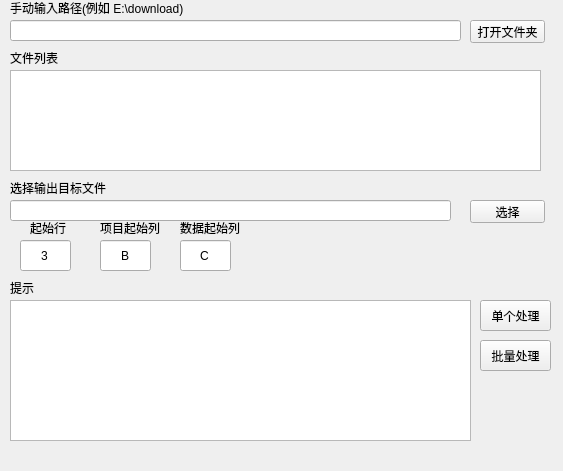
lujie0116/sageras, file sageras/mainwindow.ui: the form before one commit.
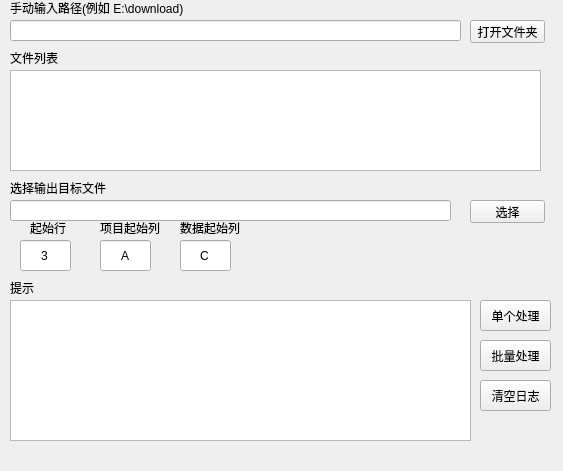
The form after the commit.

Commit message: 添加日志清空，输入大小写转换

```diff
--- a/sageras/mainwindow.ui
+++ b/sageras/mainwindow.ui
@@ -78,7 +78,7 @@
      <rect>
       <x>10</x>
       <y>180</y>
-      <width>301</width>
+      <width>461</width>
       <height>16</height>
      </rect>
     </property>
@@ -200,7 +200,7 @@
      </rect>
     </property>
     <property name="text">
-     <string>B</string>
+     <string>A</string>
     </property>
     <property name="alignment">
      <set>Qt::AlignCenter</set>
@@ -248,6 +248,19 @@
      <set>Qt::AlignCenter</set>
     </property>
    </widget>
+   <widget class="QPushButton" name="clearLog">
+    <property name="geometry">
+     <rect>
+      <x>480</x>
+      <y>380</y>
+      <width>71</width>
+      <height>31</height>
+     </rect>
+    </property>
+    <property name="text">
+     <string>清空日志</string>
+    </property>
+   </widget>
   </widget>
   <widget class="QMenuBar" name="menuBar">
    <property name="geometry">
```
The commit also changes 2 other files.
